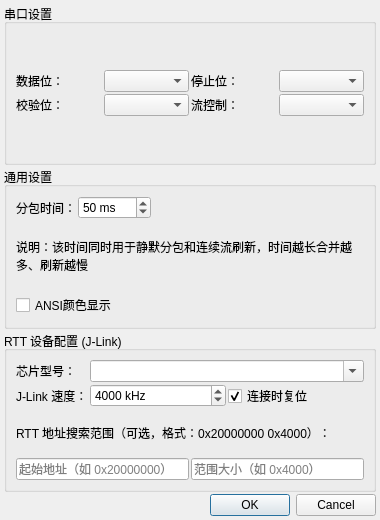
Above: ui/serial_settings_dialog.ui from ZIKEER/Z_COM before the change. Below: the same form after it.
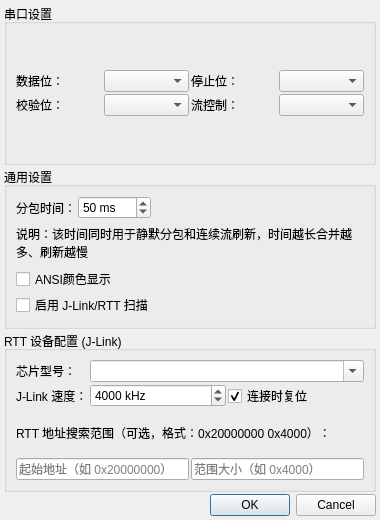
That is the form after the change.

Commit message: 增加jlinkrtt手动使能扫描

```diff
--- a/ui/serial_settings_dialog.ui
+++ b/ui/serial_settings_dialog.ui
@@ -154,6 +154,16 @@
         </property>
        </widget>
       </item>
+      <item>
+       <widget class="QCheckBox" name="jlinkCheckBox">
+        <property name="text">
+         <string>启用 J-Link/RTT 扫描</string>
+        </property>
+        <property name="toolTip">
+         <string>仅在本机安装 J-Link 驱动并连接探针时启用</string>
+        </property>
+       </widget>
+      </item>
      </layout>
     </widget>
    </item>
```
The commit also changes 5 other files.
